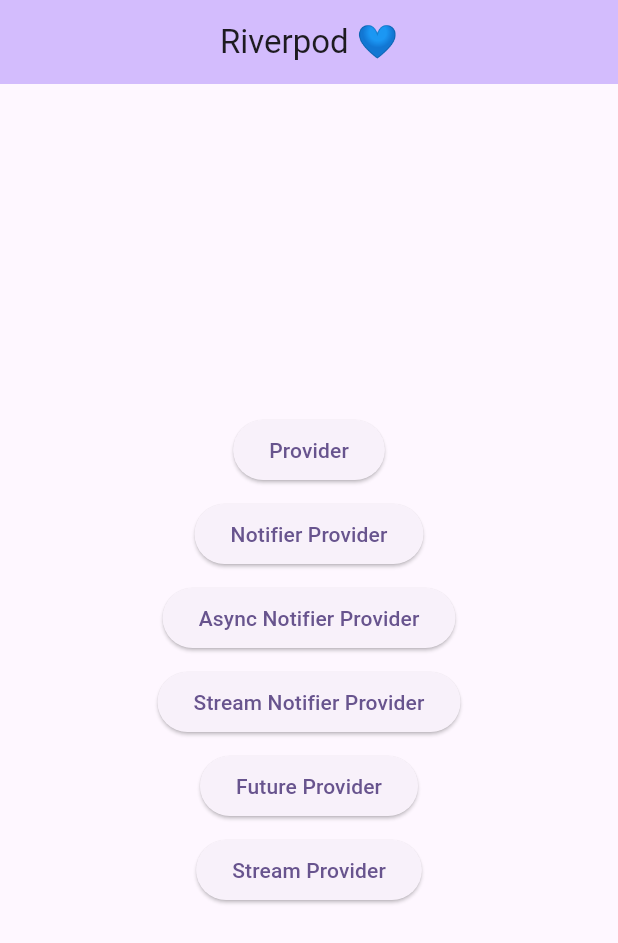
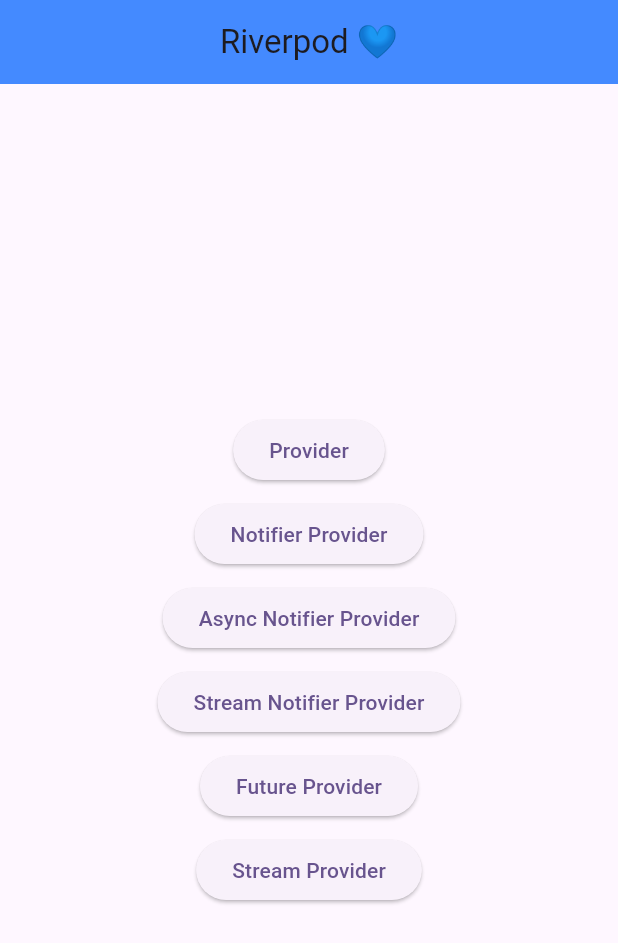
Before and after one commit to Galadima3/riverpod_learn, a Flutter app: the screen it shows after launch, on a phone screen of 412 x 824 dp. Shown: the top 943 px of the screen. Run offline on Flutter 3.47's test engine with Material 3 defaults, Android fonts, the phone set to English and light mode, and no system bars; our stand-ins replace flutter_riverpod.

```diff
--- a/lib/main.dart
+++ b/lib/main.dart
@@ -1,12 +1,6 @@
 import 'package:flutter/material.dart';
 import 'package:flutter_riverpod/flutter_riverpod.dart';
-import 'package:riverpod_learn/providers/async_notifier_demo.dart';
-import 'package:riverpod_learn/providers/future_provider_demo.dart';
-import 'package:riverpod_learn/providers/notifier_provider_demo.dart';
-import 'package:riverpod_learn/providers/provider_demo.dart';
-import 'package:riverpod_learn/providers/stream_notifier_demo.dart';
-import 'package:riverpod_learn/providers/stream_provider_demo.dart';
-import 'package:riverpod_learn/widgets/custom_button.dart';
+import 'package:riverpod_learn/presentation/home_page.dart';
 
 void main() {
   runApp(ProviderScope(child: const MyApp()));
@@ -23,96 +17,7 @@ class MyApp extends StatelessWidget {
       theme: ThemeData(
         colorScheme: ColorScheme.fromSeed(seedColor: Colors.deepPurple),
       ),
-      home: const MyHomePage(),
+      home: const HomePage(),
     );
   }
 }
-
-class MyHomePage extends StatefulWidget {
-  const MyHomePage({super.key});
-
-  @override
-  State<MyHomePage> createState() => _MyHomePageState();
-}
-
-class _MyHomePageState extends State<MyHomePage> {
-  @override
-  Widget build(BuildContext context) {
-    return Scaffold(
-      appBar: AppBar(
-        backgroundColor: Theme.of(context).colorScheme.inversePrimary,
-        title: Text("Riverpod 💙"),
-        centerTitle: true,
-      ),
-      body: Center(
-        child: Column(
-          mainAxisAlignment: MainAxisAlignment.center,
-          children: <Widget>[
-            //Provider
-            CustomButton(
-              title: "Provider",
-              onPressed:
-                  () => Navigator.push(
-                    context,
-                    MaterialPageRoute(
-                      builder: (context) => const ProviderDemo(),
-                    ),
-                  ),
-            ),
-            // Notifier Provider => Replacement for StateNotifier
-            CustomButton(
-              title: "Notifier Provider",
-              onPressed:
-                  () => Navigator.push(
-                    context,
-                    MaterialPageRoute(
-                      builder: (context) => const CounterWidget(),
-                    ),
-                  ),
-            ),
-            // Async Notifier Provider
-            CustomButton(
-              title: "Async Notifier Provider",
-              onPressed:
-                  () => Navigator.push(
-                    context,
-                    MaterialPageRoute(builder: (context) => const UserWidget()),
-                  ),
-            ),
-            // Stream Notifier Provider
-            CustomButton(
-              title: "Stream Notifier Provider",
-              onPressed:
-                  () => Navigator.push(
-                    context,
-                    MaterialPageRoute(
-                      builder: (context) => const StreamNotifierDemo(),
-                    ),
-                  ),
-            ),
-            CustomButton(
-              title: "Future Provider",
-              onPressed:
-                  () => Navigator.push(
-                    context,
-                    MaterialPageRoute(
-                      builder: (context) => const FutureProviderDemo(),
-                    ),
-                  ),
-            ),
-            CustomButton(
-              title: "Stream Provider",
-              onPressed:
-                  () => Navigator.push(
-                    context,
-                    MaterialPageRoute(
-                      builder: (context) => const StreamCounterWidget(),
-                    ),
-                  ),
-            ),
-          ],
-        ),
-      ),
-    );
-  }
-}
--- a/lib/models/user_model.dart
+++ b/lib/models/user_model.dart
@@ -9,8 +9,4 @@ class UserModel {
     required this.phone,
   });
 
-  @override
-  String toString() {
-    return 'UserModel(name: $name, email: $email, phone: $phone)';
-  }
 }
--- /dev/null
+++ b/lib/presentation/home_page.dart
@@ -0,0 +1,94 @@
+import 'package:flutter/material.dart';
+import 'package:riverpod_learn/presentation/custom_button.dart';
+import 'package:riverpod_learn/providers/async_notifier_demo.dart';
+import 'package:riverpod_learn/providers/future_provider_demo.dart';
+import 'package:riverpod_learn/providers/notifier_provider_demo.dart';
+import 'package:riverpod_learn/providers/provider_demo.dart';
+import 'package:riverpod_learn/providers/stream_notifier_demo.dart';
+import 'package:riverpod_learn/providers/stream_provider_demo.dart';
+
+class HomePage extends StatelessWidget {
+  const HomePage({super.key});
+
+  @override
+  Widget build(BuildContext context) {
+    return Scaffold(
+      appBar: AppBar(
+        backgroundColor: Colors.blueAccent,
+        title: Text("Riverpod 💙"),
+        centerTitle: true,
+      ),
+      body: Center(
+        child: Column(
+          mainAxisAlignment: MainAxisAlignment.center,
+          children: <Widget>[
+            //Provider
+            CustomButton(
+              title: "Provider",
+              onPressed:
+                  () => Navigator.push(
+                    context,
+                    MaterialPageRoute(
+                      builder: (context) => const ProviderDemo(),
+                    ),
+                  ),
+            ),
+            // Notifier Provider => Replacement for StateNotifier
+            CustomButton(
+              title: "Notifier Provider",
+              onPressed:
+                  () => Navigator.push(
+                    context,
+                    MaterialPageRoute(
+                      builder: (context) => const CounterWidget(),
+                    ),
+                  ),
+            ),
+            // Async Notifier Provider
+            CustomButton(
+              title: "Async Notifier Provider",
+              onPressed:
+                  () => Navigator.push(
+                    context,
+                    MaterialPageRoute(builder: (context) => const UserWidget()),
+                  ),
+            ),
+            // Stream Notifier Provider
+            CustomButton(
+              title: "Stream Notifier Provider",
+              onPressed:
+                  () => Navigator.push(
+                    context,
+                    MaterialPageRoute(
+                      builder: (context) => const StreamNotifierDemo(),
+                    ),
+                  ),
+            ),
+            // Future Provider
+            CustomButton(
+              title: "Future Provider",
+              onPressed:
+                  () => Navigator.push(
+                    context,
+                    MaterialPageRoute(
+                      builder: (context) => const FutureProviderDemo(),
+                    ),
+                  ),
+            ),
+            // Stream Provider
+            CustomButton(
+              title: "Stream Provider",
+              onPressed:
+                  () => Navigator.push(
+                    context,
+                    MaterialPageRoute(
+                      builder: (context) => const StreamCounterWidget(),
+                    ),
+                  ),
+            ),
+          ],
+        ),
+      ),
+    );
+  }
+}
--- a/lib/providers/future_provider_demo.dart
+++ b/lib/providers/future_provider_demo.dart
@@ -18,8 +18,7 @@ class FutureProviderDemo extends ConsumerWidget {
 
   @override
   Widget build(BuildContext context, WidgetRef ref) {
-    // Watch the FutureProvider and handle the AsyncValue states.
-    final todosAsyncValue = ref.watch(todosProvider);
+    final todos = ref.watch(todosProvider);
 
     return Scaffold(
       appBar: AppBar(
@@ -27,7 +26,7 @@ class FutureProviderDemo extends ConsumerWidget {
         centerTitle: true,
       ),
       body: Center(
-        child: todosAsyncValue.when(
+        child: todos.when(
           data: (todos) => ListView.builder(
             itemCount: todos.length,
             itemBuilder: (context, index) => ListTile(
--- a/lib/providers/stream_notifier_demo.dart
+++ b/lib/providers/stream_notifier_demo.dart
@@ -6,7 +6,6 @@ class LiveCounterNotifier extends AutoDisposeStreamNotifier<int> {
   Stream<int> build() async* {
     yield* Stream.periodic(const Duration(seconds: 1), (i) => i);
   }
-
   void restart() {
     ref.invalidateSelf();
   }
@@ -22,7 +21,6 @@ class StreamNotifierDemo extends ConsumerWidget {
 
   @override
   Widget build(BuildContext context, WidgetRef ref) {
-    // Watch the provider to get the AsyncValue.
     final liveCount = ref.watch(liveCounterProvider);
 
     return Scaffold(
```
Also changed, not shown: lib/providers/async_notifier_demo.dart (+20 -6 lines), lib/providers/provider_demo.dart (+5 -2 lines), lib/providers/stream_provider_demo.dart (+7 -5 lines), lib/presentation/custom_button.dart (renamed from lib/widgets/custom_button.dart), 1 other file.
